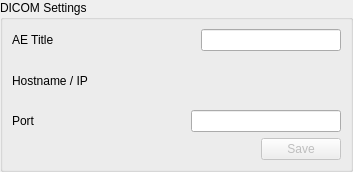
Before: the Qt Designer form src/widgets/dicom_widget.ui in CLSA/cypress, drawn with Qt 5.
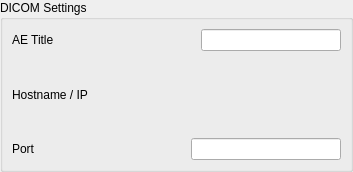
After: the same form once the commit is applied.

Commit message: settings widgets for main window

```diff
--- a/src/widgets/dicom_widget.ui
+++ b/src/widgets/dicom_widget.ui
@@ -125,33 +125,6 @@
         </item>
        </layout>
       </item>
-      <item>
-       <layout class="QHBoxLayout" name="horizontalLayout">
-        <item>
-         <spacer name="horizontalSpacer_4">
-          <property name="orientation">
-           <enum>Qt::Horizontal</enum>
-          </property>
-          <property name="sizeHint" stdset="0">
-           <size>
-            <width>40</width>
-            <height>20</height>
-           </size>
-          </property>
-         </spacer>
-        </item>
-        <item>
-         <widget class="QPushButton" name="saveDicomSettings">
-          <property name="enabled">
-           <bool>false</bool>
-          </property>
-          <property name="text">
-           <string>Save</string>
-          </property>
-         </widget>
-        </item>
-       </layout>
-      </item>
      </layout>
     </widget>
    </item>
```
The commit also changes 61 other files.
